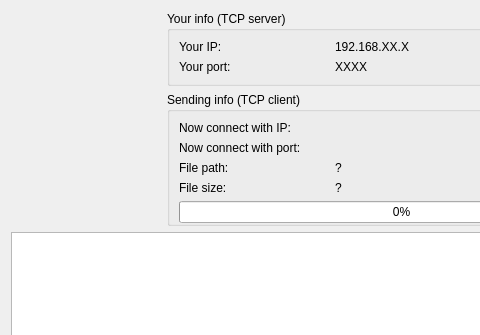
NekoSilverFox/PolyChat, file PolyChatApp/tcpserver.ui: the form before one commit; both pictures show x 0 to 480 and y 0 to 335 of the 647 by 430 pixel window.
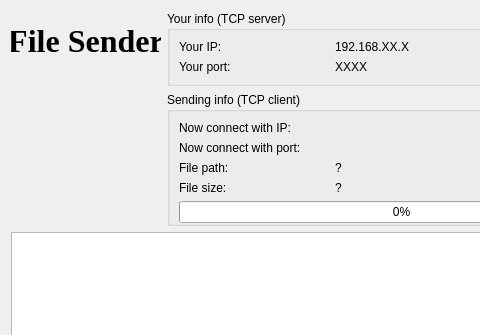
The form after the commit. Icons and pictures are not drawn.

Commit message: Finish file TCP sender (TCP-Server)

What changed in the file:
```diff
--- a/PolyChatApp/tcpserver.ui
+++ b/PolyChatApp/tcpserver.ui
@@ -30,7 +30,52 @@
        <number>0</number>
       </property>
       <item>
+       <widget class="QWidget" name="widget_4" native="true">
+        <property name="maximumSize">
+         <size>
+          <width>150</width>
+          <height>16777215</height>
+         </size>
+        </property>
+        <layout class="QVBoxLayout" name="verticalLayout_3">
+         <property name="leftMargin">
+          <number>0</number>
+         </property>
+         <property name="topMargin">
+          <number>0</number>
+         </property>
+         <property name="rightMargin">
+          <number>0</number>
+         </property>
+         <property name="bottomMargin">
+          <number>0</number>
+         </property>
+         <item>
+          <widget class="QLabel" name="label">
+           <property name="font">
+            <font>
+             <family>Times New Roman</family>
+             <pointsize>24</pointsize>
+             <italic>false</italic>
+             <bold>true</bold>
+            </font>
+           </property>
+           <property name="text">
+            <string>File Sender</string>
+           </property>
+           <property name="alignment">
+            <set>Qt::AlignCenter</set>
+           </property>
+          </widget>
+         </item>
+         <item>
        <widget class="QLabel" name="labelPic">
+           <property name="minimumSize">
+            <size>
+             <width>150</width>
+             <height>150</height>
+            </size>
+           </property>
         <property name="maximumSize">
          <size>
           <width>150</width>
@@ -48,6 +93,9 @@
         </property>
        </widget>
       </item>
+        </layout>
+       </widget>
+      </item>
       <item>
        <widget class="QWidget" name="widget_2" native="true">
         <layout class="QVBoxLayout" name="verticalLayout">
```
Left out of the diff: 6 changed lines with no effect on the pictures. Lines whose indentation alone changed are shown as unchanged. The commit also changes 6 other files.
